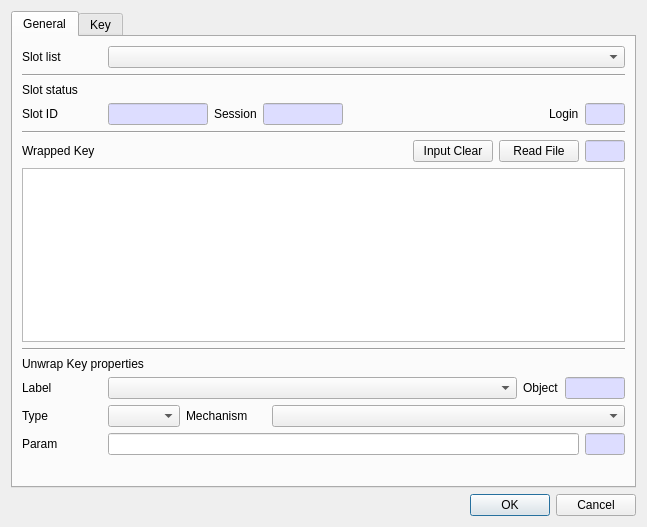
First picture: the form in CryptokiMan/unwrap_key_dlg.ui, repository jykim74/CryptokiMan, before the edit.
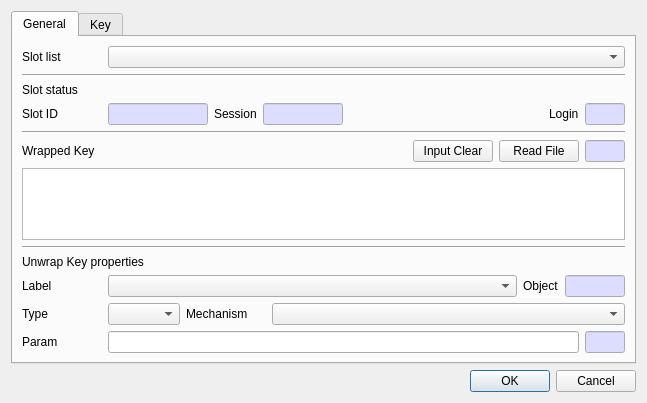
Second picture: the form after the edit.

Diff of the .ui file:
```diff
--- a/CryptokiMan/unwrap_key_dlg.ui
+++ b/CryptokiMan/unwrap_key_dlg.ui
@@ -7,7 +7,7 @@
     <x>0</x>
     <y>0</y>
     <width>647</width>
-    <height>527</height>
+    <height>402</height>
    </rect>
   </property>
   <property name="windowTitle">
```
